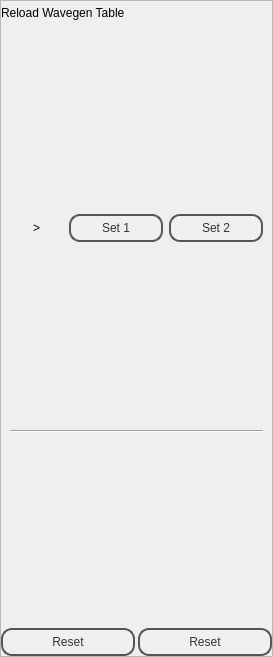
This is SEEL/templates/loadSineTable.ui in jithinbp/SEELablet as Qt 5 draws it before an edit. The edited form follows.
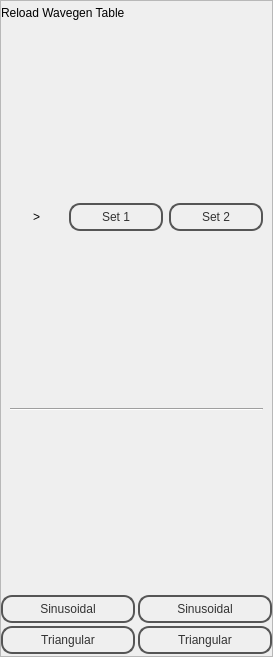
This is the edited form.

```diff
--- a/SEEL/templates/loadSineTable.ui
+++ b/SEEL/templates/loadSineTable.ui
@@ -157,7 +157,7 @@
         <number>0</number>
        </property>
        <property name="bottomMargin">
-        <number>0</number>
+        <number>2</number>
        </property>
        <item>
         <widget class="QLabel" name="label_4">
@@ -253,14 +253,32 @@
          <item>
           <widget class="QPushButton" name="pushButton">
            <property name="text">
-            <string>Reset</string>
+            <string>Sinusoidal</string>
            </property>
           </widget>
          </item>
          <item>
           <widget class="QPushButton" name="pushButton_2">
            <property name="text">
-            <string>Reset</string>
+            <string>Sinusoidal</string>
+           </property>
+          </widget>
+         </item>
+        </layout>
+       </item>
+       <item>
+        <layout class="QHBoxLayout" name="horizontalLayout_4">
+         <item>
+          <widget class="QPushButton" name="pushButton_7">
+           <property name="text">
+            <string>Triangular</string>
+           </property>
+          </widget>
+         </item>
+         <item>
+          <widget class="QPushButton" name="pushButton_8">
+           <property name="text">
+            <string>Triangular</string>
            </property>
           </widget>
          </item>
```
Left out of the diff: 74 changed lines with no effect on the pictures.
